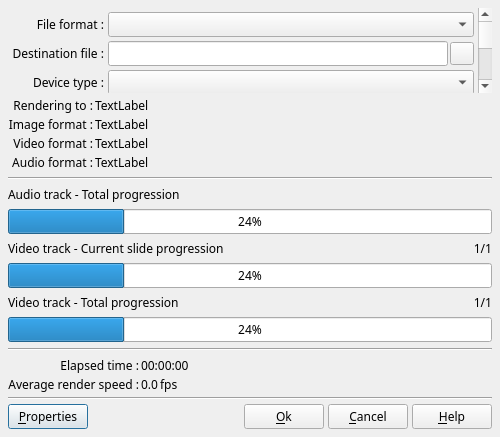
This is src/ffDiaporama/DlgRenderVideo/DlgRenderVideo.ui in boenki/ffdiaporama as Qt 5 draws it before an edit. The edited form follows.
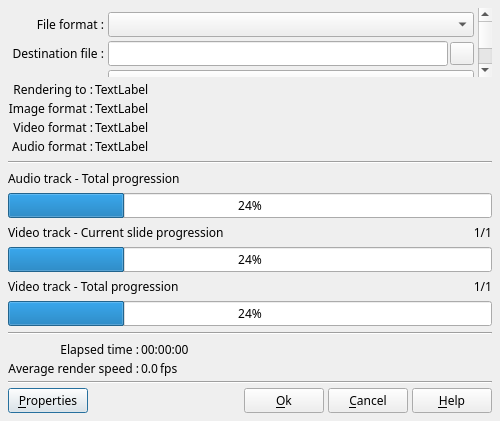
This is the edited form. Icons and pictures are not drawn.

```diff
--- a/src/ffDiaporama/DlgRenderVideo/DlgRenderVideo.ui
+++ b/src/ffDiaporama/DlgRenderVideo/DlgRenderVideo.ui
@@ -7,7 +7,7 @@
     <x>0</x>
     <y>0</y>
     <width>500</width>
-    <height>437</height>
+    <height>421</height>
    </rect>
   </property>
   <property name="minimumSize">
@@ -44,9 +44,9 @@
       <property name="geometry">
        <rect>
         <x>0</x>
-        <y>0</y>
+        <y>-250</y>
         <width>468</width>
-        <height>367</height>
+        <height>349</height>
        </rect>
       </property>
       <layout class="QGridLayout" name="gridLayout_2">
```
Left out of the diff: 561 changed lines with no effect on the pictures.
